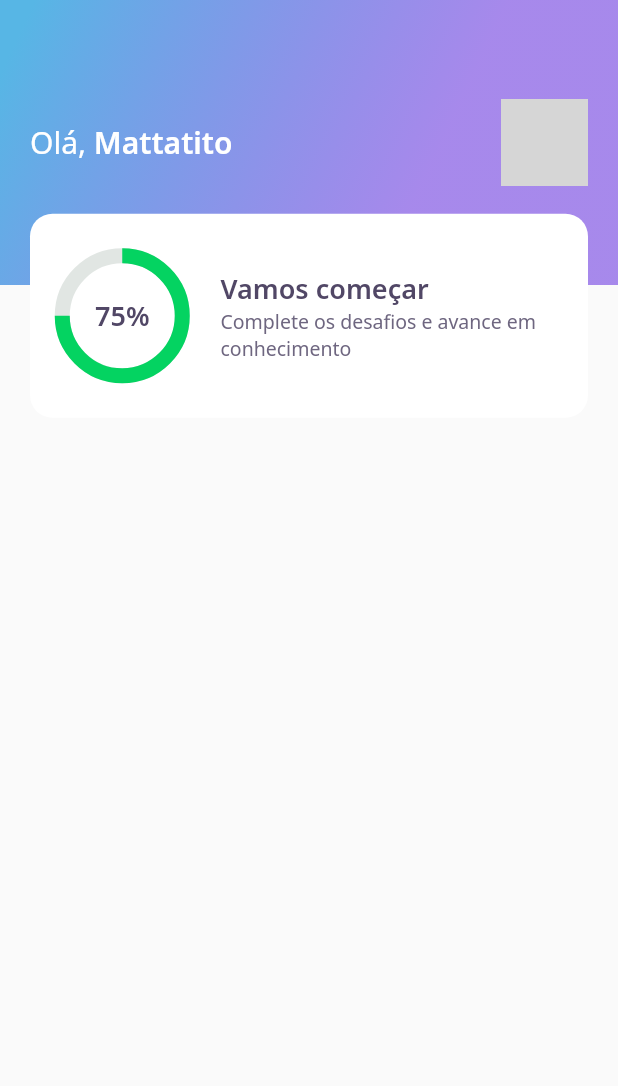
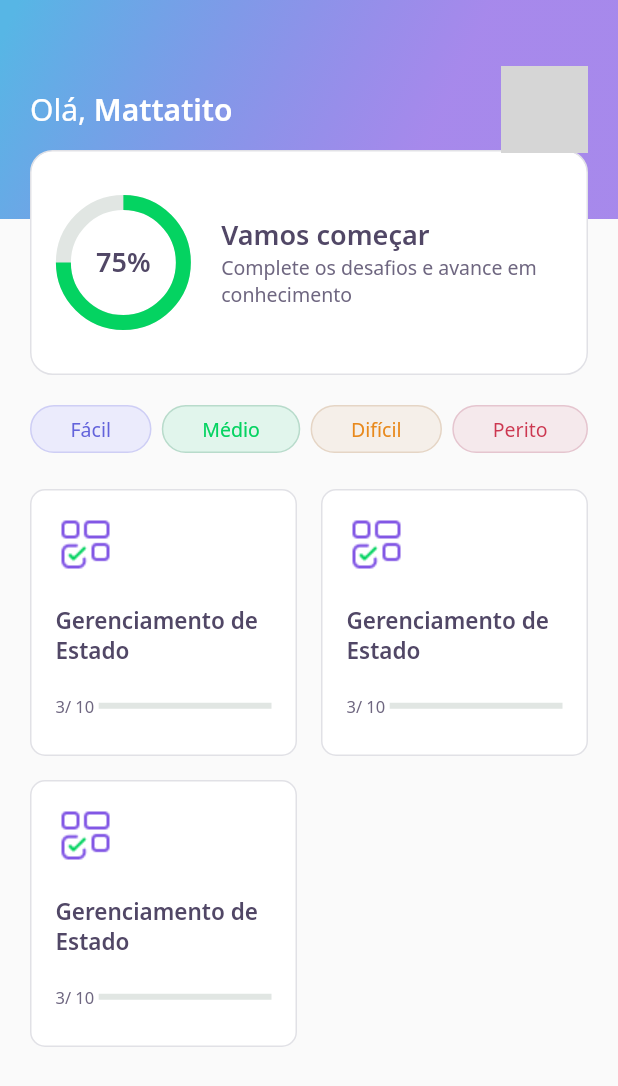
Before and after one commit to mattatito/dev.quiz, a Flutter app: the HomePage screen opened directly, on a phone screen of 412 x 824 dp. Shown: the top 1086 px of the screen. Run offline on Flutter 3.47's test engine with Material 2 defaults, Android fonts, the phone set to English and light mode, and no system bars; our stand-ins replace google_fonts; network calls fail; grey boxes are pictures that could not be loaded.

Commit message:
Finalizando interface da home page e criando o widget responsável pelo quiz

```diff
--- a/lib/core/app_widget.dart
+++ b/lib/core/app_widget.dart
@@ -1,5 +1,4 @@
-import 'package:dev_quiz/home/home_page.dart';
-import 'package:dev_quiz/splash/splash_page.dart';
+import 'package:dev_quiz/challenge/challenge_page.dart';
 import 'package:flutter/material.dart';
 
 class AppWidget extends StatelessWidget {
@@ -7,7 +6,7 @@ class AppWidget extends StatelessWidget {
   Widget build(BuildContext context) {
     return MaterialApp(
       title: "DevQuiz",
-      home: HomePage(),
+      home: ChallengePage(),
       debugShowCheckedModeBanner: false,
     );
   }
--- a/lib/home/home_page.dart
+++ b/lib/home/home_page.dart
@@ -1,6 +1,7 @@
 import 'package:dev_quiz/home/widgets/appbar/app_bar_widget.dart';
+import 'package:dev_quiz/home/widgets/level_button/level_button_widget.dart';
+import 'package:dev_quiz/home/widgets/quiz_card/quiz_card_widget.dart';
 import 'package:flutter/material.dart';
-
 
 class HomePage extends StatefulWidget {
   @override
@@ -12,6 +13,44 @@ class _HomePageState extends State<HomePage> {
   Widget build(BuildContext context) {
     return Scaffold(
       appBar: AppBarWidget(),
+      body: Padding(
+        padding: const EdgeInsets.all(20),
+        child: Column(
+          children: [
+            Row(
+              mainAxisAlignment: MainAxisAlignment.spaceBetween,
+              children: [
+                LevelButtonWidget(
+                  label: "Fácil",
+                ),
+                LevelButtonWidget(
+                  label: "Médio",
+                ),
+                LevelButtonWidget(
+                  label: "Difícil",
+                ),
+                LevelButtonWidget(
+                  label: "Perito",
+                ),
+              ],
+            ),
+            SizedBox(
+              height: 24,
+            ),
+            Expanded(
+                child: GridView.count(
+                  crossAxisCount: 2,
+                  crossAxisSpacing: 16,
+                  mainAxisSpacing: 16,
+                  children: [
+                    QuizCardWidget(),
+                    QuizCardWidget(),
+                    QuizCardWidget(),
+                  ],
+            ))
+          ],
+        ),
+      ),
     );
   }
 }
--- a/lib/home/widgets/appbar/app_bar_widget.dart
+++ b/lib/home/widgets/appbar/app_bar_widget.dart
@@ -14,7 +14,7 @@ class AppBarWidget extends PreferredSize {
               child: Stack(
                 children: [
                   Container(
-                    height: 190,
+                    height: 146,
                     width: double.maxFinite,
                     padding: const EdgeInsets.symmetric(horizontal: 20),
                     decoration: BoxDecoration(gradient: AppGradients.linear),
@@ -45,7 +45,7 @@ class AppBarWidget extends PreferredSize {
                     ),
                   ),
                   Align(
-                    alignment: Alignment(0.0, 1.5),
+                    alignment: Alignment(0.0, 1.0),
                       child: ScoreCardWidget()
                   )
                 ],
--- /dev/null
+++ b/lib/home/widgets/level_button/level_button_widget.dart
@@ -0,0 +1,62 @@
+import 'package:dev_quiz/core/app_colors.dart';
+import 'package:flutter/material.dart';
+import 'package:google_fonts/google_fonts.dart';
+
+class LevelButtonWidget extends StatelessWidget {
+
+  final String label;
+
+  LevelButtonWidget({
+    Key? key,
+    required this.label
+  }) : assert(["Fácil","Médio","Difícil","Perito"].contains(label)), super(key: key);
+
+  final config = {
+    "Fácil":{
+      "color": AppColors.levelButtonFacil,
+      "borderColor": AppColors.levelButtonBorderFacil,
+      "fontColor" : AppColors.levelButtonTextFacil
+    },
+    "Médio":{
+      "color": AppColors.levelButtonMedio,
+      "borderColor": AppColors.levelButtonBorderMedio,
+      "fontColor" : AppColors.levelButtonTextMedio
+    },
+    "Difícil":{
+      "color": AppColors.levelButtonDificil,
+      "borderColor": AppColors.levelButtonBorderDificil,
+      "fontColor" : AppColors.levelButtonTextDificil
+    },
+    "Perito":{
+      "color": AppColors.levelButtonPerito,
+      "borderColor": AppColors.levelButtonBorderPerito,
+      "fontColor" : AppColors.levelButtonTextPerito
+    }
+  };
+
+  Color get color => config[label]!['color']!;
+  Color get borderColor => config[label]!['borderColor']!;
+  Color get fontColor => config[label]!['fontColor']!;
+
+
+  @override
+  Widget build(BuildContext context) {
+    return Container(
+      decoration: BoxDecoration(
+        color: color,
+        border: Border.fromBorderSide(BorderSide(color: borderColor)),
+        borderRadius: BorderRadius.circular(28)
+      ),
+      child: Padding(
+        padding: const EdgeInsets.symmetric(horizontal: 26, vertical: 6),
+        child: Text(
+          label,
+          style: GoogleFonts.notoSans(
+            color: fontColor,
+            fontSize: 13
+          ),
+        ),
+      ),
+    );
+  }
+}
--- /dev/null
+++ b/lib/home/widgets/quiz_card/quiz_card_widget.dart
@@ -0,0 +1,54 @@
+import 'package:dev_quiz/core/app_colors.dart';
+import 'package:dev_quiz/core/app_images.dart';
+import 'package:dev_quiz/core/app_text_styles.dart';
+import 'package:dev_quiz/shared/widgets/progress_indicator/progress_indicator_widget.dart';
+import 'package:flutter/material.dart';
+
+class QuizCardWidget extends StatelessWidget {
+  @override
+  Widget build(BuildContext context) {
+    return Container(
+      padding: EdgeInsets.all(16),
+      decoration: BoxDecoration(
+        border: Border.fromBorderSide(BorderSide(color: AppColors.border)),
+        color: AppColors.white,
+        borderRadius: BorderRadius.circular(10),
+      ),
+      child: Column(
+        crossAxisAlignment: CrossAxisAlignment.start,
+        children: [
+          Container(
+            height: 40,
+            width: 40,
+            child: Image.asset(AppImages.blocks),
+          ),
+          SizedBox(
+            height: 20,
+          ),
+          Text(
+            "Gerenciamento de Estado",
+            style: AppTextStyles.heading15,
+          ),
+          SizedBox(
+            height: 20,
+          ),
+          Row(
+            children: [
+              Expanded(
+                flex: 1,
+                child: Text(
+                  "3/ 10",
+                  style: AppTextStyles.body11,
+                ),
+              ),
+              Expanded(
+                flex: 4,
+                child: ProgressIndicatorWidget(value: .0,),
+              )
+            ],
+          )
+        ],
+      ),
+    );
+  }
+}
--- a/lib/home/widgets/score_card/score_card_widget.dart
+++ b/lib/home/widgets/score_card/score_card_widget.dart
@@ -9,10 +9,11 @@ class ScoreCardWidget extends StatelessWidget {
     return Padding(
       padding: const EdgeInsets.only(left: 20, right: 20),
       child: Container(
-        height: 136,
+        height: 150,
         padding: EdgeInsets.symmetric(horizontal: 20),
         decoration: BoxDecoration(
           color: AppColors.white,
+          border: Border.fromBorderSide(BorderSide(color: AppColors.border)),
           borderRadius: BorderRadius.circular(15)
         ),
         child: Row(
--- /dev/null
+++ b/lib/shared/widgets/progress_indicator/progress_indicator_widget.dart
@@ -0,0 +1,19 @@
+import 'package:dev_quiz/core/app_colors.dart';
+import 'package:flutter/material.dart';
+
+class ProgressIndicatorWidget extends StatelessWidget {
+
+  final double value;
+
+  const ProgressIndicatorWidget({Key? key,required this.value}) : super(key: key);
+
+  @override
+  Widget build(BuildContext context) {
+    return LinearProgressIndicator(
+      value: value,
+      backgroundColor: AppColors.chartSecondary,
+      valueColor:
+      AlwaysStoppedAnimation<Color>(AppColors.chartPrimary),
+    );
+  }
+}
```
Also changed, not shown: lib/challenge/challenge_page.dart (added, +22 -0 lines), lib/challenge/widgets/answer/answer_widget.dart (added, +69 -0 lines), lib/challenge/widgets/question_indicator/question_indicator_widget.dart (added, +27 -0 lines), lib/challenge/widgets/quiz/quiz_widget.dart (added, +30 -0 lines).
